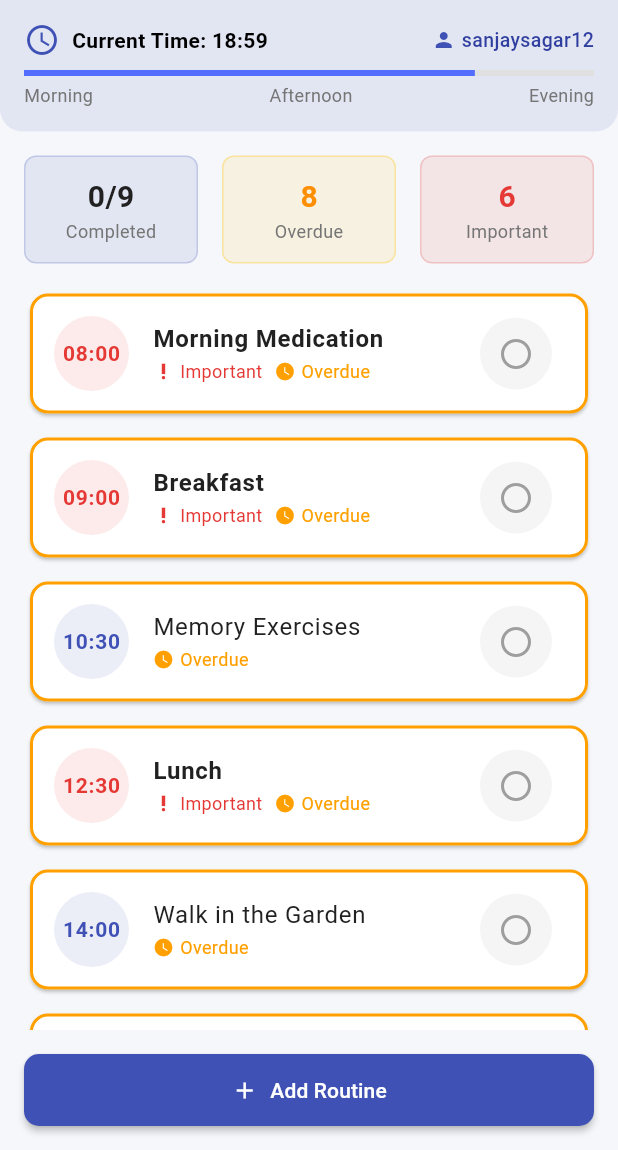
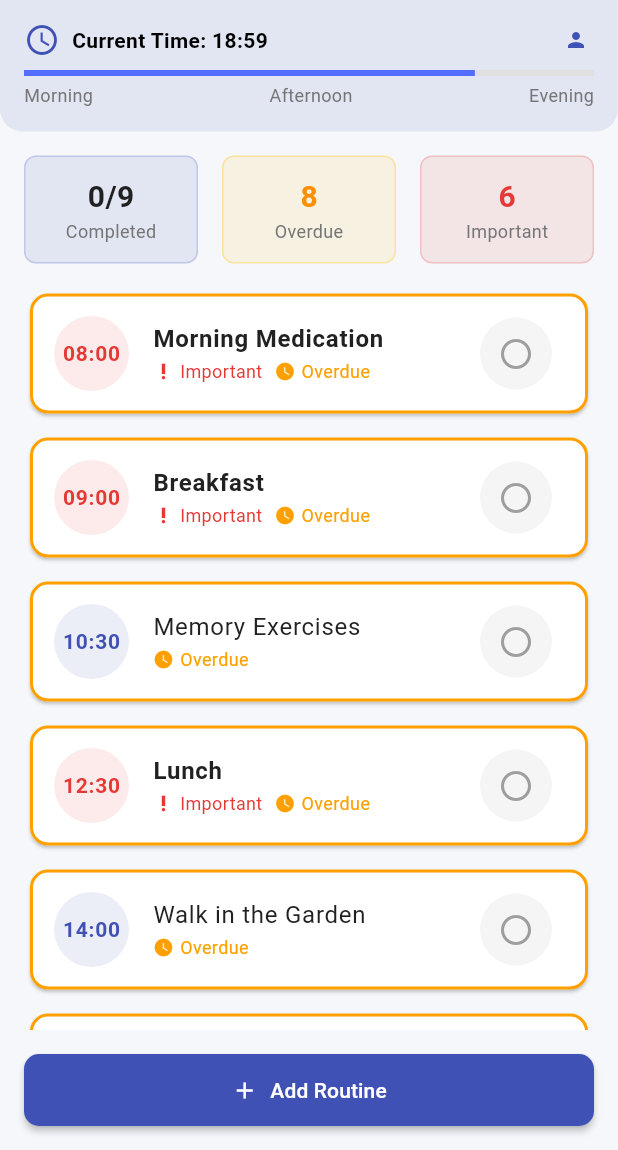
Before and after one commit to sanjaysagar12/memory_assistant, a Flutter app: the DailyRoutineComponent widget shown alone on an empty page, opened directly, on a phone screen of 412 x 824 dp, the part 86-1236 px from its top. Run offline on Flutter 3.47's test engine with Material 3 defaults, Android fonts, the phone set to English and light mode, and no system bars; our stand-ins replace geolocator, google_maps_flutter, speech_to_text; network calls fail.

```diff
--- a/lib/components/daily_routine/daily_routine_component.dart
+++ b/lib/components/daily_routine/daily_routine_component.dart
@@ -70,7 +70,6 @@ class _DailyRoutineComponentState extends State<DailyRoutineComponent> {
   // Current time exactly as provided
   String _currentTime = "2025-03-27 18:59:34";
   late DateTime _currentDateTime;
-  String _username = "sanjaysagar12";
 
   @override
   void initState() {
@@ -143,14 +142,6 @@ class _DailyRoutineComponentState extends State<DailyRoutineComponent> {
                   Spacer(),
                   Icon(Icons.person, color: AppTheme.primaryColor, size: 16),
                   SizedBox(width: 4),
-                  Text(
-                    _username,
-                    style: TextStyle(
-                      color: AppTheme.secondaryColor,
-                      fontWeight: FontWeight.w500,
-                      fontSize: 13,
-                    ),
-                  ),
                 ],
               ),
               SizedBox(height: 8),
```
Also changed, not shown: 1 other file.
